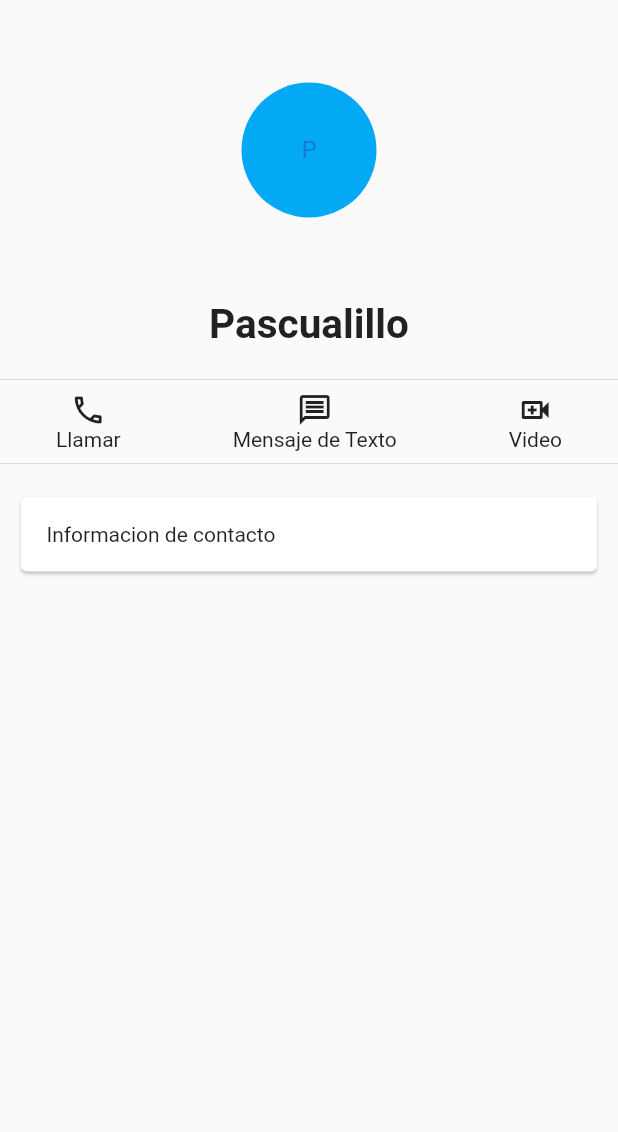
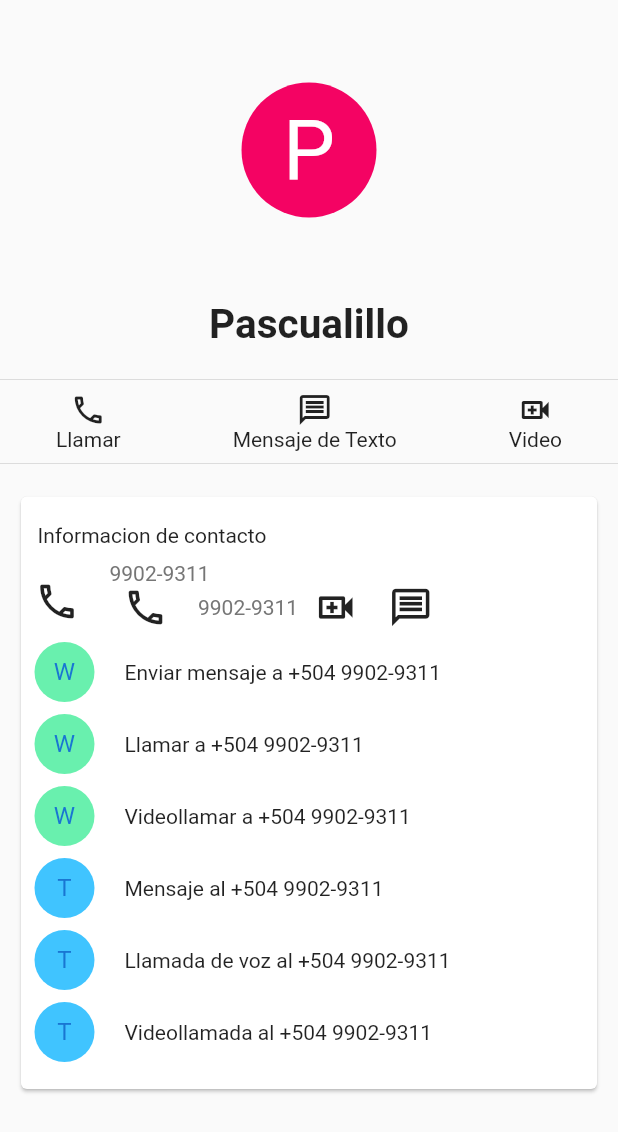
Before and after one commit to FNicoll/contacto, a Flutter app: the screen it shows after launch, on a phone screen of 412 x 824 dp. Shown: the top 1132 px of the screen. Run offline on Flutter 3.47's test engine with Material 2 defaults, Android fonts, the phone set to English and light mode, and no system bars.

Commit message:
Tarea terminada

```diff
--- a/lib/cuadrito.dart
+++ b/lib/cuadrito.dart
@@ -1,3 +1,4 @@
+import 'package:contacto/widgets/filitas.dart';
 import 'package:flutter/material.dart';
 
 class Cuadrito extends StatelessWidget {
@@ -7,14 +8,92 @@ class Cuadrito extends StatelessWidget {
   Widget build(BuildContext context) {
     return const Card(
       child: Padding(
-        padding: EdgeInsets.all(17.0),
+        padding: EdgeInsets.symmetric(vertical: 18.0),
         child: Column(
           children: [
+            Padding(
+              padding: EdgeInsets.only(bottom: 9, left: 11),
+              child: Row(
+                children: [
+                  Text('Informacion de contacto'),
+                ],
+              ),
+            ),
             Row(
+              mainAxisAlignment: MainAxisAlignment.start,
+              mainAxisSize: MainAxisSize.max,
               children: [
-                Text("Informacion de contacto"),
+                Padding(
+                  padding: EdgeInsets.only(left: 9, right: 20),
+                  child: Icon(Icons.phone_outlined, size: 30),
+                ),
+                Column(
+                  crossAxisAlignment: CrossAxisAlignment.start,
+                  mainAxisAlignment: MainAxisAlignment.end,
+                  mainAxisSize: MainAxisSize.max,
+                  children: [
+                    Text(
+                      "9902-9311",
+                      style: TextStyle(
+                        fontSize: 14,
+                        color: Color.fromARGB(255, 118, 118, 118),
+                        fontWeight: FontWeight.w400,
+                      ),
+                    ),
+                    Row(
+                      mainAxisAlignment: MainAxisAlignment.start,
+                      mainAxisSize: MainAxisSize.max,
+                      children: [
+                        Padding(
+                          padding: EdgeInsets.only(left: 9, right: 20),
+                          child: Icon(Icons.phone_outlined, size: 30),
+                        ),
+                        Column(
+                          crossAxisAlignment: CrossAxisAlignment.start,
+                          mainAxisAlignment: MainAxisAlignment.end,
+                          mainAxisSize: MainAxisSize.max,
+                          children: [
+                            Text(
+                              "9902-9311",
+                              style: TextStyle(
+                                fontSize: 14,
+                                color: Color.fromARGB(255, 118, 118, 118),
+                                fontWeight: FontWeight.w400,
+                              ),
+                            ),
+                          ],
+                        ),
+                        Spacer(),
+                        Padding(
+                          padding: EdgeInsets.symmetric(horizontal: 10.0),
+                          child: Row(
+                            mainAxisSize: MainAxisSize.max,
+                            mainAxisAlignment: MainAxisAlignment.end,
+                            children: [
+                              Icon(
+                                Icons.video_call_outlined,
+                                size: 30,
+                              ),
+                              SizedBox(
+                                width: 20,
+                              ),
+                              Icon(
+                                Icons.message_outlined,
+                                size: 30,
+                              ),
+                            ],
+                          ),
+                        )
+                      ],
+                    ),
+                    SizedBox(
+                      height: 8,
+                    ),
+                  ],
+                ),
               ],
-            )
+            ),
+            Filitas()
           ],
         ),
       ),
--- a/lib/home.dart
+++ b/lib/home.dart
@@ -21,8 +21,11 @@ class _HomeState extends State<Home> {
             padding: EdgeInsets.symmetric(vertical: 55.0),
             child: CircleAvatar(
               radius: 45,
-              backgroundColor: Colors.lightBlue,
-              child: Text('P'),
+              backgroundColor: Color.fromARGB(255, 244, 3, 99),
+              child: Text(
+                'P',
+                style: TextStyle(fontSize: 55, color: Colors.white),
+              ),
             ),
           ),
           Text(
--- /dev/null
+++ b/lib/widgets/filitas.dart
@@ -0,0 +1,118 @@
+import 'package:flutter/material.dart';
+
+class Filitas extends StatelessWidget {
+  const Filitas({super.key});
+
+  @override
+  Widget build(BuildContext context) {
+    return const Column(
+      children: [
+        Padding(
+          padding: EdgeInsets.symmetric(horizontal: 9.0),
+          child: Row(
+            children: [
+              CircleAvatar(
+                backgroundColor: Colors.greenAccent,
+                child: Text("W"),
+              ),
+              SizedBox(
+                width: 20,
+              ),
+              Text("Enviar mensaje a +504 9902-9311"),
+            ],
+          ),
+        ),
+        SizedBox(
+          height: 8,
+        ),
+        Padding(
+          padding: EdgeInsets.symmetric(horizontal: 9.0),
+          child: Row(
+            children: [
+              CircleAvatar(
+                backgroundColor: Colors.greenAccent,
+                child: Text("W"),
+              ),
+              SizedBox(
+                width: 20,
+              ),
+              Text("Llamar a +504 9902-9311"),
+            ],
+          ),
+        ),
+        SizedBox(
+          height: 8,
+        ),
+        Padding(
+          padding: EdgeInsets.symmetric(horizontal: 9.0),
+          child: Row(
+            children: [
+              CircleAvatar(
+                backgroundColor: Colors.greenAccent,
+                child: Text("W"),
+              ),
+              SizedBox(
+                width: 20,
+              ),
+              Text("Videollamar a +504 9902-9311"),
+            ],
+          ),
+        ),
+        SizedBox(
+          height: 8,
+        ),
+        Padding(
+          padding: EdgeInsets.symmetric(horizontal: 9.0),
+          child: Row(
+            children: [
+              CircleAvatar(
+                backgroundColor: Colors.lightBlueAccent,
+                child: Text("T"),
+              ),
+              SizedBox(
+                width: 20,
+              ),
+              Text("Mensaje al +504 9902-9311"),
+            ],
+          ),
+        ),
+        SizedBox(
+          height: 8,
+        ),
+        Padding(
+          padding: EdgeInsets.symmetric(horizontal: 9.0),
+          child: Row(
+            children: [
+              CircleAvatar(
+                backgroundColor: Colors.lightBlueAccent,
+                child: Text("T"),
+              ),
+              SizedBox(
+                width: 20,
+              ),
+              Text("Llamada de voz al +504 9902-9311"),
+            ],
+          ),
+        ),
+        SizedBox(
+          height: 8,
+        ),
+        Padding(
+          padding: EdgeInsets.symmetric(horizontal: 9.0),
+          child: Row(
+            children: [
+              CircleAvatar(
+                backgroundColor: Colors.lightBlueAccent,
+                child: Text("T"),
+              ),
+              SizedBox(
+                width: 20,
+              ),
+              Text("Videollamada al +504 9902-9311"),
+            ],
+          ),
+        ),
+      ],
+    );
+  }
+}
```
